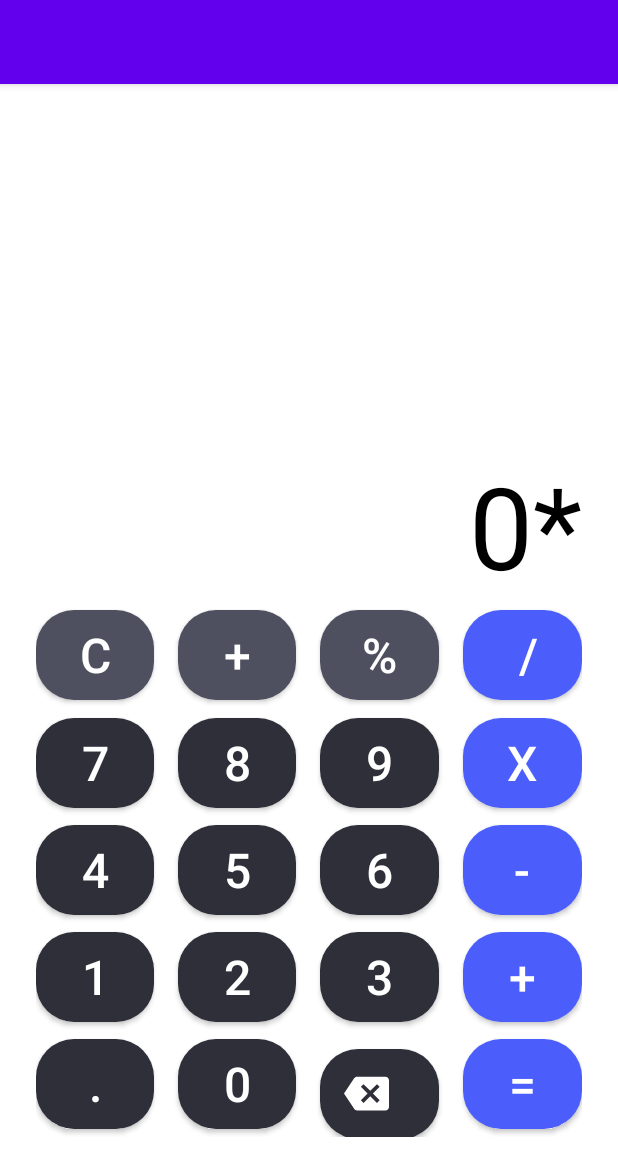
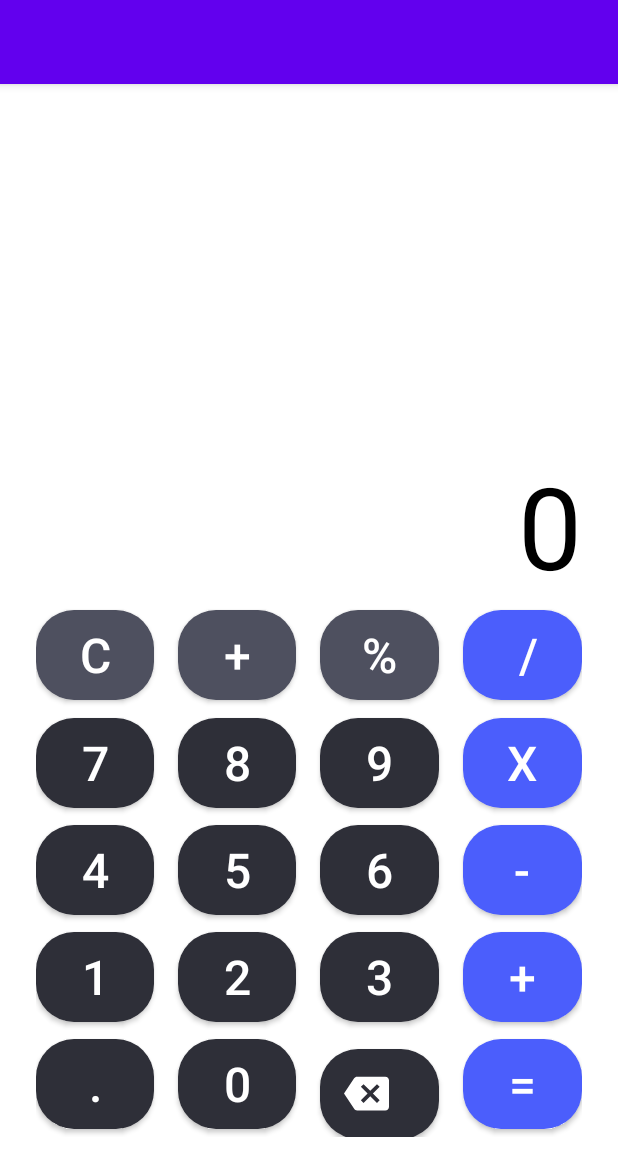
Before and after one commit to JeffSkillRill/Calculator-UI, an Android app: the screen it shows after launch (MainActivity), after a tap on an icon or button, on a phone screen of 412 x 824 dp. Shown: the top 1176 px of the screen. Run offline under Robolectric (Android 15) with nearby library versions, the phone set to English and light mode, and no system bars; 1 other tap on this screen came first.

Commit message:
Calculator Part2

```diff
--- a/app/src/main/java/com/example/myapplication/MainActivity.kt
+++ b/app/src/main/java/com/example/myapplication/MainActivity.kt
@@ -5,7 +5,9 @@ import androidx.appcompat.app.AppCompatActivity
 import android.os.Bundle
 import android.view.View
 import android.widget.Button
+import android.widget.Switch
 import android.widget.TextView
+import androidx.appcompat.app.AppCompatDelegate
 
 class MainActivity : AppCompatActivity(), View.OnClickListener {
 
@@ -22,6 +24,7 @@ class MainActivity : AppCompatActivity(), View.OnClickListener {
 
     private lateinit var point: Button
     private lateinit var clear: Button
+    private lateinit var delete: Button
 
     private lateinit var div: Button
     private lateinit var multiply: Button
@@ -29,43 +32,19 @@ class MainActivity : AppCompatActivity(), View.OnClickListener {
     private lateinit var minus: Button
 
 
-    private lateinit var operand: TextView
+    private lateinit var oper: TextView
     private lateinit var result: TextView
 
+
+
     private var isPoint = true
-    private var isSimvol = false
+    private var isSymbol = false
 
 
     override fun onCreate(savedInstanceState: Bundle?) {
         super.onCreate(savedInstanceState)
         setContentView(R.layout.activity_main)
-
-
-
-
-
-            one = findViewById(R.id.one)
-            two = findViewById(R.id.two)
-            three = findViewById(R.id.three)
-            four = findViewById(R.id.four)
-            five = findViewById(R.id.five)
-            six = findViewById(R.id.six)
-            seven = findViewById(R.id.seven)
-            eight = findViewById(R.id.eight)
-            nine = findViewById(R.id.nine)
-            zero = findViewById(R.id.zero)
-
-            point = findViewById(R.id.point)
-            clear = findViewById(R.id.clear)
-            div = findViewById(R.id.div)
-            multiply = findViewById(R.id.multiply)
-            plus = findViewById(R.id.plus)
-            minus = findViewById(R.id.minus)
-
-
-            operand = findViewById(R.id.textView)
-            result = findViewById(R.id.textViewup)
-
+        InitUI()
         one.setOnClickListener(this)
         two.setOnClickListener(this)
         three.setOnClickListener(this)
@@ -78,58 +57,187 @@ class MainActivity : AppCompatActivity(), View.OnClickListener {
         zero.setOnClickListener(this)
 
 
-        clear.setOnClickListener {
-            operand.text = "0"
-            isPoint = true
-            isSimvol = true
-        }
+
+
         point.setOnClickListener {
-            if (isPoint) {
-//                isDigit()
-                operand.text = operand.text.toString() + "."
+            if (isPoint && oper.text[oper.text.length - 1].isDigit()) {
+                oper.text = oper.text.toString() + "."
                 isPoint = false
+                isSymbol = false
             }
         }
 
-        div.setOnClickListener {
-            addSymbol("/")
+        clear.setOnClickListener { clear() } // done
+
+        delete.setOnClickListener {
+            if (oper.text.length == 1) {
+                clear()
+            } else {
+                if (oper.text[oper.text.length - 1] == '.') {
+                    isPoint = true
+                }
+                if (!oper.text[oper.text.length - 1].isDigit()) {
+                    isSymbol = true
+                }
+                oper.text = oper.text.substring(0, oper.text.length - 1)
+            }
+
+            var str: String = oper.text.toString()
+
+            if (!oper.text[oper.text.length - 1].isDigit()) {
+                oper.text = oper.text.substring(0, oper.text.length - 1)
+                result.text = calculate()
+                oper.text = str
+            } else {
+                result.text = calculate()
+            }
         }
-        plus.setOnClickListener {
-            addSymbol("+")
-        }
-        minus.setOnClickListener {
-            addSymbol("-")
-        }
-        multiply.setOnClickListener {
-            addSymbol("*")
-        }
+
+        div.setOnClickListener { addSymbol(div.text.toString()) }
+        multiply.setOnClickListener { addSymbol(multiply.text.toString()) }
+        plus.setOnClickListener { addSymbol(plus.text.toString()) }
+        minus.setOnClickListener { addSymbol(minus.text.toString()) }
+
+    }
+
+    private fun InitUI() {
+        one = findViewById(R.id.one)
+        two = findViewById(R.id.two)
+        three = findViewById(R.id.three)
+        four = findViewById(R.id.four)
+        five = findViewById(R.id.five)
+        six = findViewById(R.id.six)
+        seven = findViewById(R.id.seven)
+        eight = findViewById(R.id.eight)
+        nine = findViewById(R.id.nine)
+        zero = findViewById(R.id.zero)
+
+        oper = findViewById(R.id.textViewup)
+        result = findViewById(R.id.textView)
+
+        clear = findViewById(R.id.clear)
+        point = findViewById(R.id.point)
+        delete = findViewById(R.id.delete)
+
+        div = findViewById(R.id.div)
+        multiply = findViewById(R.id.multiply)
+        plus = findViewById(R.id.plus)
+        minus = findViewById(R.id.minus)
+    }
 
 
 
+
+    override fun onClick(p0: View?) {
+        val btn = findViewById<Button>(p0!!.id)
+        if (oper.text != "0") {
+            oper.text = oper.text.toString() + btn.text
+        } else {
+            oper.text = btn.text
+        }
+
+        result.text = calculate()
+        isSymbol = true
     }
 
-    @SuppressLint("SetTextI18n")
-    private fun addSymbol(symbol: String) {
-        if (isSimvol)
-        {
-            operand.text = operand.text.toString()+symbol
-            isSimvol=false
-        }
-        else{
-            operand.text=operand.text.dropLast(1).toString()+symbol
+    private fun calculate(): String {
+        var res: Any = "0"
+        var myList: MutableList<Any> = createArray(oper.text.toString())
+        var i = 0
+        var j = 0
+
+        if (myList.size >= 3 && myList.size % 2 != 0) {
+            while (i < myList.size) {
+                if ((myList[i].toString() == "×") || (myList[i].toString() == "÷")) {
+                    if (myList[i].toString() == "×") {
+                        res = (myList[i - 1].toString().toDouble()) * (myList[i + 1].toString().toDouble())
+                        replace(i, myList)
+                        myList.add(i - 1, res)
+                        i -= 2
+                    } else {
+                        res = (myList[i - 1].toString().toDouble()) / (myList[i + 1].toString().toDouble())
+                        replace(i, myList)
+                        myList.add(i - 1, res)
+                        i -= 2
+                    }
+                }
+                i++
+            }
+            while (j < myList.size) {
+                if ((myList[j].toString() == "+") || (myList[j].toString() == "–")) {
+                    if (myList[j].toString() == "+") {
+                        res = (myList[j - 1].toString().toDouble()) + (myList[j + 1].toString().toDouble())
+                        replace(j, myList)
+                        myList.add(j - 1, res)
+                        j -= 2
+                    } else {
+                        res = (myList[j - 1].toString().toDouble()) - (myList[j + 1].toString().toDouble())
+                        replace(j, myList)
+                        myList.add(j - 1, res)
+                        j -= 2
+                    }
+                }
+                j++
+            }
         }
 
+        if (myList.size != 1) {
+            res = (Math.round(res.toString().toDouble() * 10.0) / 10.0).toString()
+        }
+        if (myList.size == 1) {
+            res = myList[0].toString()
+        }
+
+        return res.toString()
     }
 
-    @SuppressLint("SetTextI18n")
-    override fun onClick(view: View?) {
-        val buttons = findViewById<Button>(view!!.id)
-        if (operand.text == "0")
-        {
-            operand.text = " "
+    private fun clear() {
+        oper.text = "0"
+        result.text = "0"
+        isPoint = true
+        isSymbol = false
+    }
+
+    private fun replace(i: Int, myList: MutableList<Any>) {
+        myList.removeAt(i)
+        myList.removeAt(i)
+        myList.removeAt(i - 1)
+    }
+
+    private fun addSymbol(symbol: String) {
+        if (isSymbol && oper.text[oper.text.length - 1] != '.') {
+            oper.text = oper.text.toString() + symbol
+            isSymbol = false
+        } else {
+            if (oper.text != "0" && oper.text[oper.text.length - 1] != '.') {
+                oper.text = oper.text.substring(0, oper.text.length - 1) + symbol
+            }
         }
-        operand.text = operand.text.toString()+buttons.text
-        isSimvol = true
+        isPoint = true
+    }
 
+    private fun createArray(operText: String): MutableList<Any> {
+        var list = mutableListOf<Any>()
+
+        var temp = ""
+        for (i in operText) {
+            if (i.isDigit() || i == '.') {
+                temp += i
+            } else {
+                list.add(temp)
+                list.add(i)
+                temp = ""
+            }
+        }
+        if (temp.isNotEmpty()) {
+            list.add(temp)
+        }
+        return list
     }
+
+
+
+
+
+
 }
--- a/app/src/main/res/layout/activity_main.xml
+++ b/app/src/main/res/layout/activity_main.xml
@@ -8,9 +8,8 @@
     tools:context=".MainActivity">
 
 
-
-
     <LinearLayout
+        android:id="@+id/linearLayout"
         android:layout_width="0dp"
         android:layout_height="499dp"
         android:layout_marginStart="24dp"
@@ -35,7 +34,7 @@
             android:layout_width="match_parent"
             android:layout_height="wrap_content"
             android:layout_weight="1"
-            android:text="0"
+            android:text=""
             android:textAlignment="textEnd"
             android:textColor="#000000"
             android:textSize="76dp" />
@@ -51,46 +50,44 @@
                 android:layout_width="71dp"
                 android:layout_height="72dp"
                 android:layout_weight="1"
-                app:cornerRadius="25dp"
                 android:text="C"
                 android:textAlignment="center"
                 android:textSize="32dp"
-                app:backgroundTint="#4E505F" />
+                app:backgroundTint="#4E505F"
+                app:cornerRadius="25dp" />
 
             <com.google.android.material.button.MaterialButton
                 android:layout_width="71dp"
                 android:layout_height="72dp"
-                app:cornerRadius="25dp"
                 android:layout_marginHorizontal="16dp"
                 android:layout_weight="1"
                 android:text="+"
                 android:textSize="32dp"
                 app:backgroundTint="#4E505F"
-                />
+                app:cornerRadius="25dp" />
 
             <com.google.android.material.button.MaterialButton
                 android:layout_width="71dp"
                 android:layout_height="72dp"
                 android:layout_marginRight="16dp"
                 android:layout_weight="1"
-                app:cornerRadius="25dp"
                 android:text="%"
                 android:textAlignment="center"
                 android:textSize="32dp"
-                app:backgroundTint="#4E505F" />
+                app:backgroundTint="#4E505F"
+                app:cornerRadius="25dp" />
 
             <com.google.android.material.button.MaterialButton
                 android:id="@+id/div"
                 android:layout_width="71dp"
                 android:layout_height="72dp"
                 android:layout_weight="1"
+                android:paddingLeft="24dp"
+                android:text="/"
                 android:textSize="32dp"
                 app:backgroundTint="#4B5EFC"
                 app:cornerRadius="25dp"
-                android:paddingLeft="24dp"
-                app:iconSize="30dp"
-                android:text="/"
-                />
+                app:iconSize="30dp" />
 
 
         </LinearLayout>
@@ -107,10 +104,10 @@
                 android:layout_height="72dp"
                 android:layout_weight="1"
                 android:text="7"
-                app:cornerRadius="25dp"
                 android:textAlignment="center"
                 android:textSize="32dp"
-                app:backgroundTint="#2E2F38" />
+                app:backgroundTint="#2E2F38"
+                app:cornerRadius="25dp" />
 
             <com.google.android.material.button.MaterialButton
                 android:id="@+id/eight"
@@ -118,11 +115,11 @@
                 android:layout_height="72dp"
                 android:layout_marginHorizontal="16dp"
                 android:layout_weight="1"
-                app:cornerRadius="25dp"
                 android:text="8"
                 android:textAlignment="center"
                 android:textSize="32dp"
-                app:backgroundTint="#2E2F38" />
+                app:backgroundTint="#2E2F38"
+                app:cornerRadius="25dp" />
 
             <com.google.android.material.button.MaterialButton
                 android:id="@+id/nine"
@@ -130,21 +127,21 @@
                 android:layout_height="72dp"
                 android:layout_marginRight="16dp"
                 android:layout_weight="1"
-                app:cornerRadius="25dp"
                 android:text="9"
                 android:textAlignment="center"
                 android:textSize="32dp"
-                app:backgroundTint="#2E2F38" />
+                app:backgroundTint="#2E2F38"
+                app:cornerRadius="25dp" />
 
             <com.google.android.material.button.MaterialButton
                 android:id="@+id/multiply"
                 android:layout_width="0dp"
                 android:layout_height="72dp"
                 android:layout_weight="1"
-                app:cornerRadius="25dp"
                 android:text="x"
                 android:textSize="32dp"
-                app:backgroundTint="#4B5EFC" />
+                app:backgroundTint="#4B5EFC"
+                app:cornerRadius="25dp" />
         </LinearLayout>
 
         <LinearLayout
@@ -157,12 +154,12 @@
                 android:id="@+id/four"
                 android:layout_width="71dp"
                 android:layout_height="72dp"
-                app:cornerRadius="25dp"
                 android:layout_weight="1"
                 android:text="4"
                 android:textAlignment="center"
                 android:textSize="32dp"
-                app:backgroundTint="#2E2F38" />
+                app:backgroundTint="#2E2F38"
+                app:cornerRadius="25dp" />
 
             <com.google.android.material.button.MaterialButton
                 android:id="@+id/five"
@@ -170,11 +167,11 @@
                 android:layout_height="72dp"
                 android:layout_marginHorizontal="16dp"
                 android:layout_weight="1"
-                app:cornerRadius="25dp"
                 android:text="5"
                 android:textAlignment="center"
                 android:textSize="32dp"
-                app:backgroundTint="#2E2F38" />
+                app:backgroundTint="#2E2F38"
+                app:cornerRadius="25dp" />
 
             <com.google.android.material.button.MaterialButton
                 android:id="@+id/six"
@@ -182,21 +179,21 @@
                 android:layout_height="72dp"
                 android:layout_marginRight="16dp"
                 android:layout_weight="1"
-                app:cornerRadius="25dp"
                 android:text="6"
                 android:textAlignment="center"
                 android:textSize="32dp"
-                app:backgroundTint="#2E2F38" />
+                app:backgroundTint="#2E2F38"
+                app:cornerRadius="25dp" />
 
             <com.google.android.material.button.MaterialButton
                 android:id="@+id/minus"
                 android:layout_width="71dp"
                 android:layout_height="72dp"
                 android:layout_weight="1"
-                app:cornerRadius="25dp"
                 android:text="-"
                 android:textSize="32dp"
-                app:backgroundTint="#4B5EFC" />
+                app:backgroundTint="#4B5EFC"
+                app:cornerRadius="25dp" />
         </LinearLayout>
 
         <LinearLayout
@@ -211,10 +208,10 @@
                 android:layout_height="72dp"
                 android:layout_weight="1"
                 android:text="1"
-                app:cornerRadius="25dp"
                 android:textAlignment="center"
                 android:textSize="32dp"
-                app:backgroundTint="#2E2F38" />
+                app:backgroundTint="#2E2F38"
+                app:cornerRadius="25dp" />
 
             <com.google.android.material.button.MaterialButton
                 android:id="@+id/two"
@@ -222,11 +219,11 @@
                 android:layout_height="72dp"
                 android:layout_marginHorizontal="16dp"
                 android:layout_weight="1"
-                app:cornerRadius="25dp"
                 android:text="2"
                 android:textAlignment="center"
                 android:textSize="32dp"
-                app:backgroundTint="#2E2F38" />
+                app:backgroundTint="#2E2F38"
+                app:cornerRadius="25dp" />
 
             <com.google.android.material.button.MaterialButton
                 android:id="@+id/three"
@@ -234,21 +231,21 @@
                 android:layout_height="72dp"
                 android:layout_marginRight="16dp"
                 android:layout_weight="1"
-                app:cornerRadius="25dp"
                 android:text="3"
                 android:textAlignment="center"
                 android:textSize="32dp"
-                app:backgroundTint="#2E2F38" />
+                app:backgroundTint="#2E2F38"
+                app:cornerRadius="25dp" />
 
             <com.google.android.material.button.MaterialButton
                 android:id="@+id/plus"
                 android:layout_width="71dp"
                 android:layout_height="72dp"
                 android:layout_weight="1"
-                app:cornerRadius="25dp"
                 android:text="+"
                 android:textSize="32dp"
-                app:backgroundTint="#4B5EFC" />
+                app:backgroundTint="#4B5EFC"
+                app:cornerRadius="25dp" />
         </LinearLayout>
 
         <LinearLayout
@@ -263,10 +260,10 @@
                 android:layout_height="72dp"
                 android:layout_weight="1"
                 android:text="."
-                app:cornerRadius="25dp"
                 android:textAlignment="center"
                 android:textSize="32dp"
-                app:backgroundTint="#2E2F38" />
+                app:backgroundTint="#2E2F38"
+                app:cornerRadius="25dp" />
 
             <com.google.android.material.button.MaterialButton
                 android:id="@+id/zero"
@@ -275,36 +272,33 @@
                 android:layout_marginHorizontal="16dp"
                 android:layout_weight="1"
                 android:text="0"
-                app:cornerRadius="25dp"
                 android:textAlignment="center"
                 android:textSize="32dp"
-                app:backgroundTint="#2E2F38" />
+                app:backgroundTint="#2E2F38"
+                app:cornerRadius="25dp" />
 
             <com.google.android.material.button.MaterialButton
+                android:id="@+id/delete"
                 android:layout_width="71dp"
                 android:layout_height="72dp"
                 android:layout_marginRight="16dp"
                 android:layout_weight="1"
-                app:iconSize="30dp"
+                app:backgroundTint="#2E2F38"
                 app:cornerRadius="25dp"
-                app:backgroundTint="#2E2F38"
-                app:icon="@drawable/ic_baseline_backspace_24" />
+                app:icon="@drawable/ic_baseline_backspace_24"
+                app:iconSize="30dp" />
 
             <com.google.android.material.button.MaterialButton
                 android:layout_width="71dp"
                 android:layout_height="72dp"
                 android:layout_weight="1"
                 android:text="="
-                app:cornerRadius="25dp"
                 android:textSize="32dp"
-                app:backgroundTint="#4B5EFC" />
+                app:backgroundTint="#4B5EFC"
+                app:cornerRadius="25dp" />
         </LinearLayout>
 
     </LinearLayout>
 
 
-
-
-
-
 </androidx.constraintlayout.widget.ConstraintLayout>
```
